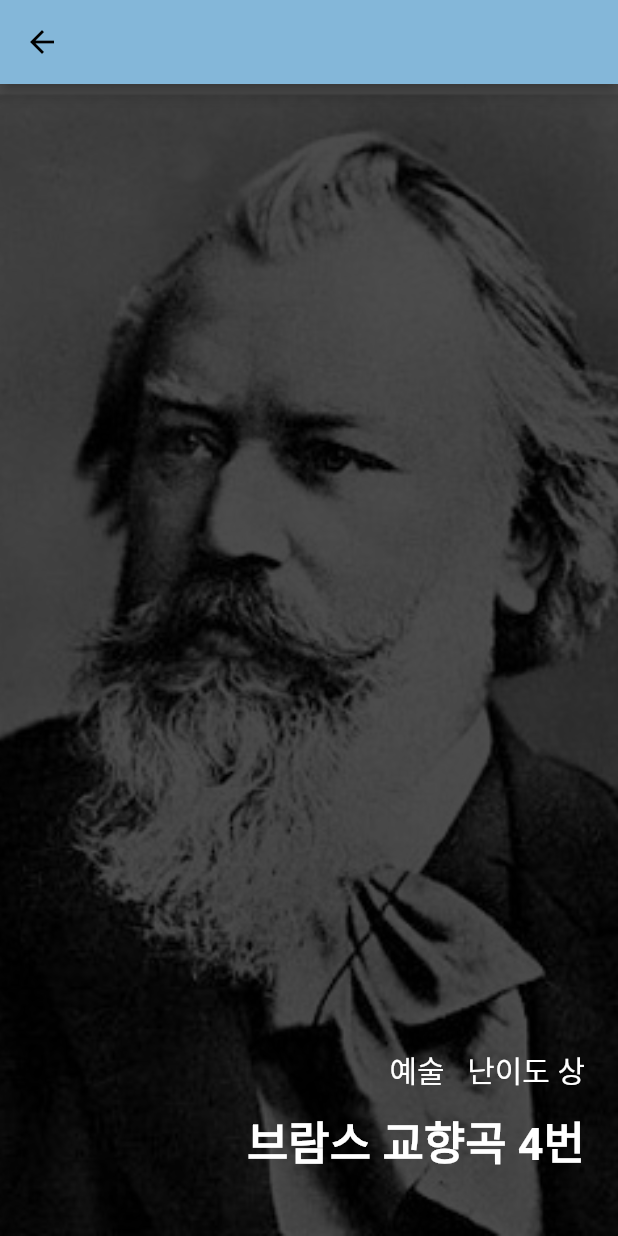
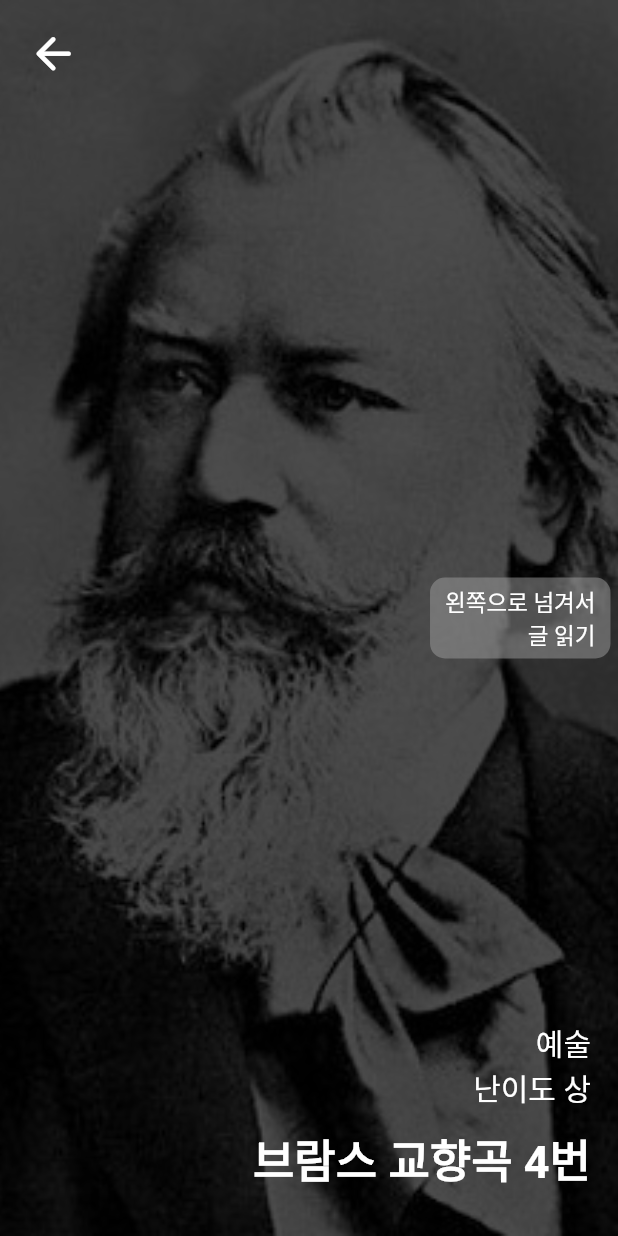
Before and after one commit to readubble/client, a Flutter app: the screen it shows after launch, after a tap on "예술", on a phone screen of 412 x 824 dp. Run offline on Flutter 3.47's test engine with Material 2 defaults, Android fonts, the phone set to English and light mode, and no system bars; our stand-ins replace image_picker, modal_progress_hud, smooth_page_indicator; missing offline and left inert: iphone_has_notch.

Commit message:
Feat: slide coachmark

```diff
--- a/lib/Screens/HomeScreen.dart
+++ b/lib/Screens/HomeScreen.dart
@@ -102,7 +102,7 @@ class _HomeScreenState extends State<HomeScreen> {
                 children: [
                   GestureDetector(
                     onTap: () {
-                      Navigator.pushNamed(context, '/reading');
+                      Navigator.pushNamed(context, '/startReading');
                     },
                     child: unlockedArticleTile(
                         'assets/images/hum1.jpeg', "예술", "중", "브람스 교향곡 4번"),
@@ -145,7 +145,7 @@ class _HomeScreenState extends State<HomeScreen> {
                 children: [
                   GestureDetector(
                       onTap: () {
-                        Navigator.pushNamed(context, '/reading');
+                        Navigator.pushNamed(context, '/startReading');
                       },
                       child: unlockedArticleTile('assets/images/soc1.png', '사회',
                           '중', '법무부 ‘제시카법’은 성범죄만…강력범죄 피해자 보호는 구멍')),
@@ -187,7 +187,7 @@ class _HomeScreenState extends State<HomeScreen> {
                 children: [
                   GestureDetector(
                       onTap: () {
-                        Navigator.pushNamed(context, '/reading');
+                        Navigator.pushNamed(context, '/startReading');
                       },
                       child: unlockedArticleTile('assets/images/sci1.png', 'IT',
                           '중', 'AI의 등장에 따른 윤리적 문제')),
--- a/lib/Screens/MainScreen.dart
+++ b/lib/Screens/MainScreen.dart
@@ -36,7 +36,6 @@ class _MainScreenState extends State<MainScreen> {
   @override
   Widget build(BuildContext context) {
     return SafeArea(
-      //top: !hasNotch,
       child: Scaffold(
         body: Center(
           child: _widgetOptions.elementAt(_selectedIndex),
--- /dev/null
+++ b/lib/Screens/ReadingArticleScreen.dart
@@ -0,0 +1,25 @@
+import 'package:flutter/material.dart';
+
+class ReadingArticleScreen extends StatefulWidget {
+  const ReadingArticleScreen({Key? key}) : super(key: key);
+
+  @override
+  State<ReadingArticleScreen> createState() => _ReadingArticleScreenState();
+}
+
+class _ReadingArticleScreenState extends State<ReadingArticleScreen> {
+  @override
+  Widget build(BuildContext context) {
+    return GestureDetector(
+      onHorizontalDragUpdate: (details) {
+        // -> 방향 스와이프 시 이전 페이지로 돌아감
+        if (details.delta.direction <= 0) {
+          Navigator.pop(context);
+        }
+      },
+      child: SafeArea(
+        child: Scaffold(body: Center(child: Text("브람스가 어쩌구"))),
+      ),
+    );
+  }
+}
--- a/lib/Screens/ReadingScreen.dart
+++ /dev/null
@@ -1,73 +0,0 @@
-import 'package:flutter/material.dart';
-
-class ReadingScreen extends StatefulWidget {
-  const ReadingScreen({Key? key}) : super(key: key);
-
-  @override
-  State<ReadingScreen> createState() => _ReadingScreenState();
-}
-
-class _ReadingScreenState extends State<ReadingScreen> {
-  @override
-  Widget build(BuildContext context) {
-    return SafeArea(
-      child: Scaffold(
-        appBar: AppBar(),
-        body: Center(
-          child: Stack(children: [
-            Container(
-              decoration: BoxDecoration(
-                image: DecorationImage(
-                  image: AssetImage('assets/images/hum1.jpeg'),
-                  fit: BoxFit.cover,
-                ),
-              ),
-              child: Container(
-                decoration: BoxDecoration(
-                  color: Colors.black.withOpacity(0.7),
-                ),
-              ),
-            ),
-            Positioned(
-              bottom: 30,
-              right: 10,
-              child: Padding(
-                padding: const EdgeInsets.all(12.0),
-                child: Column(
-                  crossAxisAlignment: CrossAxisAlignment.end,
-                  children: [
-                    Row(
-                      children: [
-                        Text("예술",
-                            style:
-                                TextStyle(color: Colors.white, fontSize: 20)),
-                        SizedBox(
-                          width: 15,
-                        ),
-                        Text("난이도 상",
-                            style:
-                                TextStyle(color: Colors.white, fontSize: 20)),
-                      ],
-                    ),
-                    SizedBox(
-                      height: 10,
-                    ),
-                    SizedBox(
-                      child: Text(
-                        "브람스 교향곡 4번",
-                        style: TextStyle(
-                            color: Colors.white,
-                            fontWeight: FontWeight.w600,
-                            fontSize: 30),
-                      ),
-                    ),
-                  ],
-                ),
-              ),
-            ),
-          ]),
-        ),
-      ),
-    );
-  }
-}
--- /dev/null
+++ b/lib/Screens/ReadingThumbnailScreen.dart
@@ -0,0 +1,92 @@
+import 'package:bwageul/Widgets/SwipeGuide.dart';
+import 'package:flutter/material.dart';
+
+class ReadingThumbnailScreen extends StatefulWidget {
+  const ReadingThumbnailScreen({Key? key}) : super(key: key);
+
+  @override
+  State<ReadingThumbnailScreen> createState() => _ReadingThumbnailScreenState();
+}
+
+class _ReadingThumbnailScreenState extends State<ReadingThumbnailScreen> {
+  @override
+  Widget build(BuildContext context) {
+    return GestureDetector(
+      onHorizontalDragUpdate: (details) {
+        if (details.delta.direction > 0) {
+          // <- 방향 스로이프 시 다음 단계로 넘어감
+          Navigator.of(context).pushNamed('/article');
+        }
+      },
+      child: SafeArea(
+        child: Scaffold(
+          body: Center(
+            child: Stack(children: [
+              Container(
+                decoration: BoxDecoration(
+                  borderRadius: BorderRadius.circular(0),
+                  image: DecorationImage(
+                    image: AssetImage('assets/images/hum1.jpeg'),
+                    fit: BoxFit.fitHeight,
+                  ),
+                ),
+                child: Container(
+                  decoration: BoxDecoration(
+                    color: Colors.black.withOpacity(0.7),
+                  ),
+                ),
+              ),
+              SizedBox(
+                //하위 카테고리, 난이도, 글 제목
+                width: double.infinity,
+                child: Padding(
+                  padding: const EdgeInsets.symmetric(
+                      vertical: 30.0, horizontal: 18),
+                  child: Column(
+                    crossAxisAlignment: CrossAxisAlignment.end,
+                    mainAxisAlignment: MainAxisAlignment.end,
+                    children: [
+                      Text("예술",
+                          style: TextStyle(color: Colors.white, fontSize: 20)),
+                      Text("난이도 상",
+                          style: TextStyle(color: Colors.white, fontSize: 20)),
+                      SizedBox(
+                        height: 10,
+                      ),
+                      SizedBox(
+                        child: Text(
+                          "브람스 교향곡 4번",
+                          style: TextStyle(
+                              color: Colors.white,
+                              fontWeight: FontWeight.w600,
+                              fontSize: 30),
+                        ),
+                      ),
+                    ],
+                  ),
+                ),
+              ),
+              Positioned(
+                top: 10,
+                left: 10,
+                child: IconButton(
+                  icon: Icon(
+                    Icons.arrow_back_rounded,
+                    color: Colors.white,
+                    size: 35,
+                  ),
+                  onPressed: () => Navigator.of(context).pop(),
+                ),
+              ),
+              Positioned(
+                  top: 0,
+                  bottom: 0,
+                  right: 5,
+                  child: Center(child: SwipeGuide(text: '왼쪽으로 넘겨서\n글 읽기'))),
+            ]),
+          ),
+        ),
+      ),
+    );
+  }
+}
--- /dev/null
+++ b/lib/Widgets/SwipeGuide.dart
@@ -0,0 +1,47 @@
+import 'package:flutter/material.dart';
+import 'dart:async';
+
+class SwipeGuide extends StatefulWidget {
+  final String text;
+  const SwipeGuide({required this.text});
+
+  @override
+  State<SwipeGuide> createState() => _SwipeGuideState();
+}
+
+class _SwipeGuideState extends State<SwipeGuide> {
+  bool _isVisible = true;
+
+  @override
+  void initState() {
+    super.initState();
+    Timer(Duration(seconds: 4), () {
+      setState(() {
+        _isVisible = false;
+      });
+    });
+  }
+
+  @override
+  Widget build(BuildContext context) {
+    return AnimatedOpacity(
+      duration: Duration(milliseconds: 1000),
+      opacity: _isVisible ? 1.0 : 0.0,
+      child: Container(
+        decoration: BoxDecoration(
+          color: Colors.grey.withOpacity(0.5),
+          borderRadius: BorderRadius.circular(10),
+        ),
+        padding: EdgeInsets.symmetric(vertical: 5, horizontal: 10),
+        child: Text(
+          widget.text,
+          textAlign: TextAlign.end,
+          style: TextStyle(
+            color: Colors.white,
+            fontSize: 15,
+          ),
+        ),
+      ),
+    );
+  }
+}
--- a/lib/main.dart
+++ b/lib/main.dart
@@ -1,5 +1,6 @@
 import 'package:bwageul/Screens/LoginScreen.dart';
-import 'package:bwageul/Screens/ReadingScreen.dart';
+import 'package:bwageul/Screens/ReadingArticleScreen.dart';
+import 'package:bwageul/Screens/ReadingThumbnailScreen.dart';
 import 'package:bwageul/Screens/RegisterScreen.dart';
 import 'package:bwageul/Screens/MainScreen.dart';
 import 'package:flutter/material.dart';
@@ -23,7 +24,8 @@ class MyApp extends StatelessWidget {
         '/': (context) => const MainScreen(),
         '/login': (context) => const LoginScreen(),
         '/register': (context) => const RegisterScreen(),
-        '/reading': (context) => const ReadingScreen(),
+        '/startReading': (context) => const ReadingThumbnailScreen(),
+        '/article': (context) => const ReadingArticleScreen(),
       },
     );
   }
```
Also changed, not shown: assets/images/hum1.jpeg.
